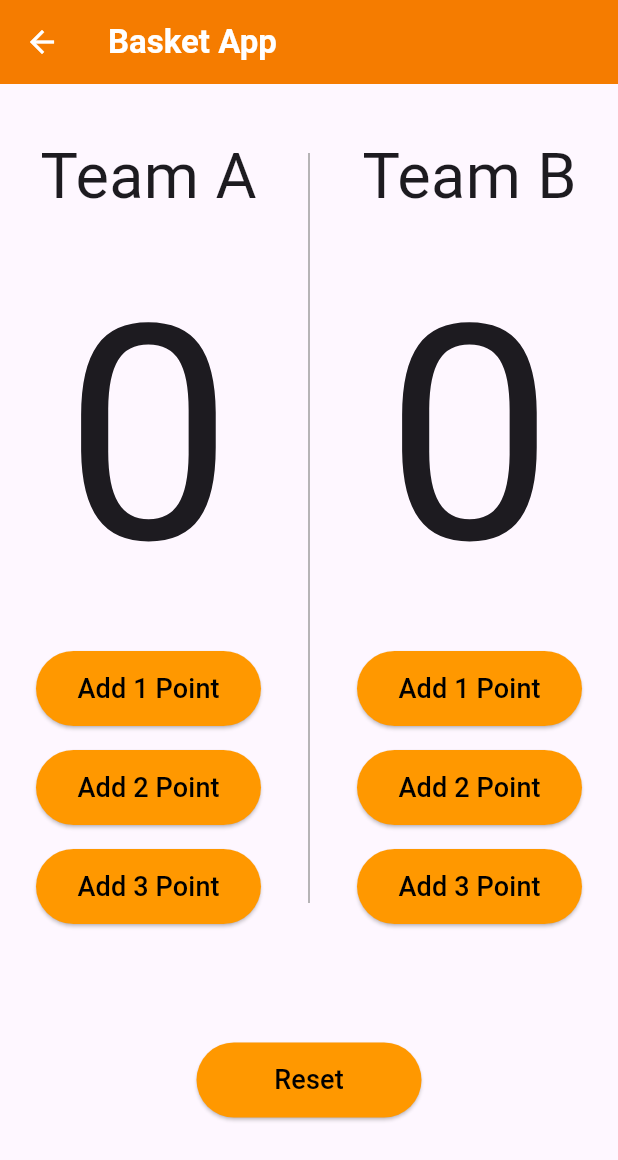
After one commit to MohamedAbuzaidDev/flutter_track1_project, a Flutter app: the BasketAppScreen screen opened by its route, on a phone screen of 412 x 824 dp. The commit adds this screen. Shown: the top 1160 px of the screen. Run offline on Flutter 3.47's test engine with Material 3 defaults, Android fonts, the phone set to English and light mode, and no system bars; our stand-ins replace device_preview.

Commit message:
basket project

```diff
--- /dev/null
+++ b/basket_app/analysis_options.yaml
@@ -0,0 +1,4 @@
+include: package:flutter_lints/flutter.yaml
+
+# Additional information about this file can be found at
+# https://dart.dev/guides/language/analysis-options
--- /dev/null
+++ b/basket_app/lib/basket_app.dart
@@ -0,0 +1,118 @@
+import 'package:basket_app/widgets/btn.dart';
+import 'package:basket_app/widgets/text.dart';
+import 'package:flutter/material.dart';
+
+class BasketAppScreen extends StatefulWidget {
+  const BasketAppScreen({super.key});
+
+  @override
+  State<BasketAppScreen> createState() => _BasketAppScreenState();
+}
+
+class _BasketAppScreenState extends State<BasketAppScreen> {
+  int pointA = 0;
+  int pointB = 0;
+  @override
+  Widget build(BuildContext context) {
+    return Scaffold(appBar: _appBar(), body: _body());
+  }
+
+  AppBar _appBar() {
+    return AppBar(
+      foregroundColor: Colors.white,
+      title: const Text(
+        'Basket App',
+        style: TextStyle(fontWeight: FontWeight.bold),
+      ),
+      backgroundColor: Colors.orange[700],
+    );
+  }
+
+  SafeArea _body() {
+    return SafeArea(
+      child: Column(
+        children: [
+          const SizedBox(
+            height: 32,
+          ),
+          _teams(),
+          const Spacer(),
+          BasketButton(onPressed: () => setState(() {
+                      pointA = 0;
+                      pointB = 0;
+                    }), data: 'Reset'),
+          const Spacer(),
+        ],
+      ),
+    );
+  }
+
+  Row _teams() {
+    return Row(
+      mainAxisAlignment: MainAxisAlignment.spaceEvenly,
+      children: [
+        //! Team A
+        Column(
+          children: [
+            const BasketText(data: 'Team A'),
+            BasketText(
+              data: '$pointA',
+              fontSize: 200,
+            ),
+            BasketButton(
+                onPressed: () => setState(() {
+                      pointA += 1;
+                    }),
+                data: 'Add 1 Point'),
+            btnSpacer(),
+            BasketButton(onPressed: () => setState(() {
+                      pointA += 2;
+                    }), data: 'Add 2 Point'),
+            btnSpacer(),
+            BasketButton(onPressed: () => setState(() {
+                      pointA += 3;
+                    }), data: 'Add 3 Point'),
+          ],
+        ),
+        _verticalLine(),
+        //! Team B
+        Column(
+          children: [
+            const BasketText(data: 'Team B'),
+            BasketText(
+              data: '$pointB',
+              fontSize: 200,
+            ),
+            BasketButton(onPressed: () => setState(() {
+                      pointB += 1;
+                    }), data: 'Add 1 Point'),
+            btnSpacer(),
+            BasketButton(onPressed: () => setState(() {
+                      pointB += 2;
+                    }), data: 'Add 2 Point'),
+            btnSpacer(),
+            BasketButton(onPressed: () => setState(() {
+                      pointB += 3;
+                    }), data: 'Add 3 Point'),
+          ],
+        ),
+      ],
+    );
+  }
+
+  SizedBox btnSpacer() {
+    return const SizedBox(
+      height: 16,
+    );
+  }
+
+  SizedBox _verticalLine() {
+    return const SizedBox(
+      height: 500,
+      child: VerticalDivider(
+        color: Colors.grey,
+        thickness: 1,
+      ),
+    );
+  }
+}
--- /dev/null
+++ b/basket_app/lib/widgets/btn.dart
@@ -0,0 +1,29 @@
+import 'package:flutter/material.dart';
+
+class BasketButton extends StatelessWidget {
+  final VoidCallback onPressed;
+  final String data;
+  const BasketButton({
+    required this.onPressed,
+    required this.data,
+    super.key,
+  });
+
+  @override
+  Widget build(BuildContext context) {
+    return ElevatedButton(
+      style: ElevatedButton.styleFrom(
+        backgroundColor: Colors.orange,
+        minimumSize: const Size(150, 50),
+      ),
+      onPressed: onPressed,
+      child: Text(
+        data,
+        style: const TextStyle(
+          fontSize: 18,
+          color: Colors.black,
+        ),
+      ),
+    );
+  }
+}
--- /dev/null
+++ b/basket_app/lib/widgets/text.dart
@@ -0,0 +1,16 @@
+import 'package:flutter/material.dart';
+class BasketText extends StatelessWidget {
+  final String data;
+  final double fontSize;
+  const BasketText({super.key, required this.data, this.fontSize = 42});
+
+  @override
+  Widget build(BuildContext context) {
+    return Text(
+      data,
+      style: TextStyle(
+        fontSize: fontSize,
+      ),
+    );
+  }
+}
--- a/lib/core/routes/pages.dart
+++ b/lib/core/routes/pages.dart
@@ -1,3 +1,4 @@
+import 'package:basket_app/basket_app.dart';
 import 'package:flutter/material.dart';
 import 'package:track1_project/core/routes/routes_name.dart';
 import 'package:track1_project/pages/home_screen.dart';
@@ -14,6 +15,10 @@ class AppRoute {
         return MaterialPageRoute(builder: (_) {
           return const HomeScreen();
         });
+      case RoutesName.basketApp:
+        return MaterialPageRoute(builder: (_) {
+          return const BasketAppScreen();
+        });
       default:
         throw Exception('Route not found!');
     }
--- a/pubspec.yaml
+++ b/pubspec.yaml
@@ -32,6 +32,8 @@ dependencies:
   device_preview: ^1.2.0
   flutter:
     sdk: flutter
+  basket_app:
+    path: ./basket_app
 
 dev_dependencies:
 
```
Also changed, not shown: basket_app/pubspec.yaml (added, +54 -0 lines), pubspec.lock, 5 other files.
